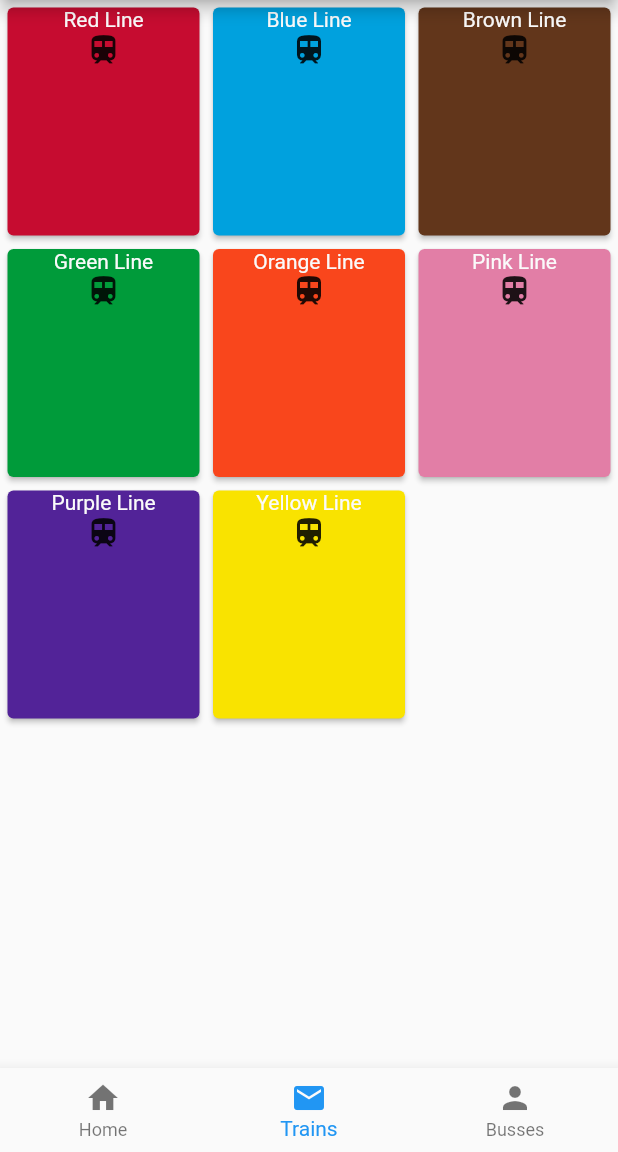
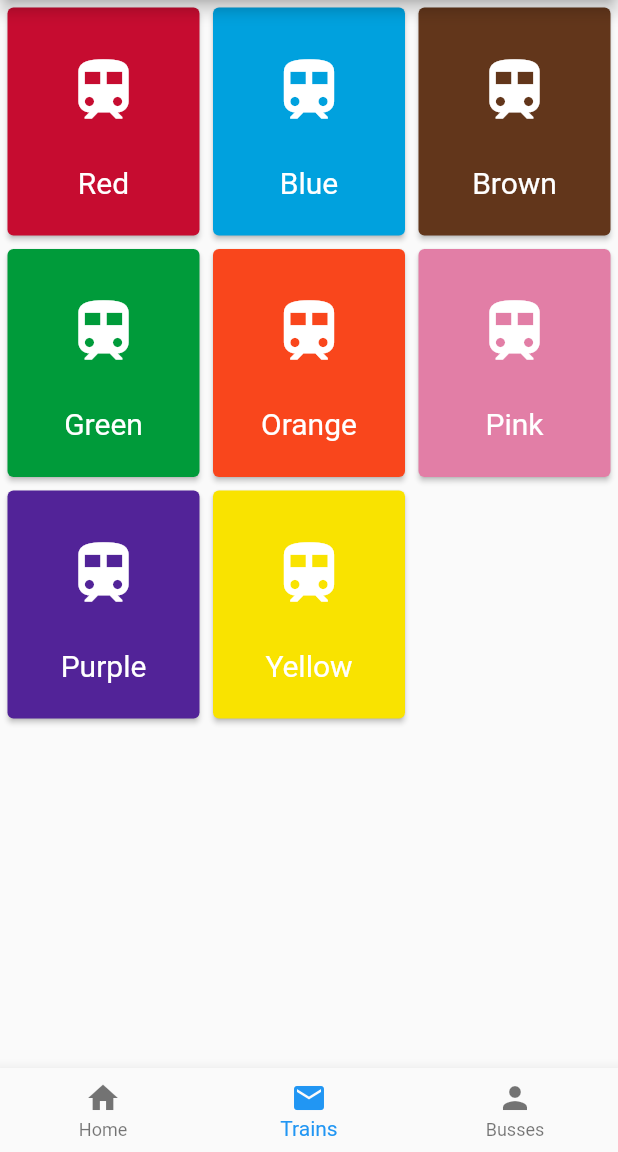
Before and after one commit to mmadde10/transit_tracker_v2, a Flutter app: the screen it shows after launch, item 2 of the bottom bar chosen, on a phone screen of 412 x 824 dp, the part 84-1236 px from its top. Run offline on Flutter 3.47's test engine with Material 2 defaults, Android fonts, the phone set to English and light mode, and no system bars.

Commit message:
lineGrid style

```diff
--- a/lib/widgets/LineGridview.dart
+++ b/lib/widgets/LineGridview.dart
@@ -11,14 +11,14 @@ class LineGridView extends StatelessWidget{
       mainAxisSpacing: 1.0,
       crossAxisSpacing: 1.0,
       children: <Widget>[
-        LineGridViewCard("Red Line", Color(0xFFC60C30)),
-        LineGridViewCard("Blue Line",  Color(0xFF00A1DE)),
-        LineGridViewCard("Brown Line", Color(0xFF62361B)),
-        LineGridViewCard("Green Line", Color(0xFF009B3A)),
-        LineGridViewCard("Orange Line", Color(0xFFF9461C)),
-        LineGridViewCard("Pink Line", Color(0xFFE27EA6)),
-        LineGridViewCard("Purple Line", Color(0xFF522398)),
-        LineGridViewCard("Yellow Line", Color(0xFFF9E300)),
+        LineGridViewCard("Red", Color(0xFFC60C30)),
+        LineGridViewCard("Blue",  Color(0xFF00A1DE)),
+        LineGridViewCard("Brown", Color(0xFF62361B)),
+        LineGridViewCard("Green", Color(0xFF009B3A)),
+        LineGridViewCard("Orange", Color(0xFFF9461C)),
+        LineGridViewCard("Pink", Color(0xFFE27EA6)),
+        LineGridViewCard("Purple", Color(0xFF522398)),
+        LineGridViewCard("Yellow", Color(0xFFF9E300)),
       ],
   );
  }
@@ -39,21 +39,31 @@ class LineGridViewCard extends StatelessWidget {
           mainAxisSize: MainAxisSize.min,
           verticalDirection: VerticalDirection.down,
           children: <Widget>[
-            new Center(
-              child: new Text(
-                name,
-                style:TextStyle(
-                  color: Colors.grey[50]
+             new Padding(
+              padding: new EdgeInsets.fromLTRB(0.0,30.0,0.0,0.0),
+                child: new Center(
+                  child: new Icon(
+                    Icons.train,
+                    size:50.0,
+                    color: new Color(0xFFFFFFFF)
+                  )
+                )
+             ),
+             new Padding(
+              padding: new EdgeInsets.fromLTRB(00.0,25.0,0.0,8.0),
+              child: new Center(
+                child: new Text(
+                  name,
+                  style:TextStyle(
+                    fontSize: 20.0,
+                      fontFamily: 'Roboto',
+                      color: new Color(0xFFFFFFFF),
+                  ),
                 ),
               ),
             ),
-            new Center(
-              child: new Icon(
-                Icons.train,
-              )
-            )
           ],
         )
-        );
+      );
    }
 }
```
